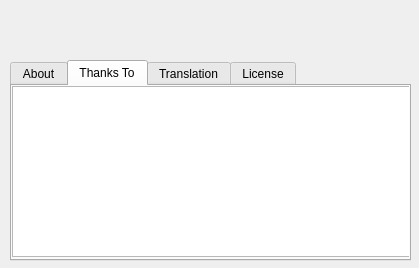
Above: src/forms/AboutDlg.ui from thooge/keepassx1 before the change. Below: the same form after it.
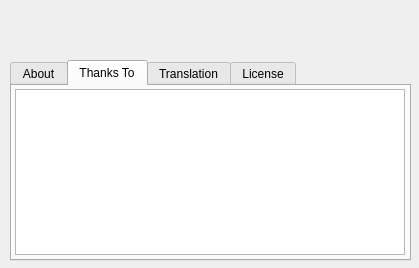
That is the form after the change. The open tabs and pages were chosen to show the change. Icons and pictures are not drawn.

Commit message: some work on AboutDlg, fixed problem with new databases

```diff
--- a/src/forms/AboutDlg.ui
+++ b/src/forms/AboutDlg.ui
@@ -124,14 +124,14 @@
     <widget class="QTextEdit" name="Edit_Thanks" >
      <property name="geometry" >
       <rect>
-       <x>0</x>
-       <y>0</y>
-       <width>401</width>
-       <height>171</height>
+       <x>3</x>
+       <y>3</y>
+       <width>390</width>
+       <height>166</height>
       </rect>
      </property>
-     <property name="html" >
-      <string>&lt;html>&lt;head>&lt;meta name="qrichtext" content="1" />&lt;/head>&lt;body style=" white-space: pre-wrap; font-family:Sans Serif; font-size:9pt; font-weight:400; font-style:normal; text-decoration:none;">&lt;p style="-qt-paragraph-type:empty; margin-top:0px; margin-bottom:0px; margin-left:0px; margin-right:0px; -qt-block-indent:0; text-indent:0px;">&lt;/p>&lt;/body>&lt;/html></string>
+     <property name="readOnly" >
+      <bool>true</bool>
      </property>
     </widget>
    </widget>
```
Left out of the diff: 22 changed lines with no effect on the pictures. The commit also changes 16 other files.
